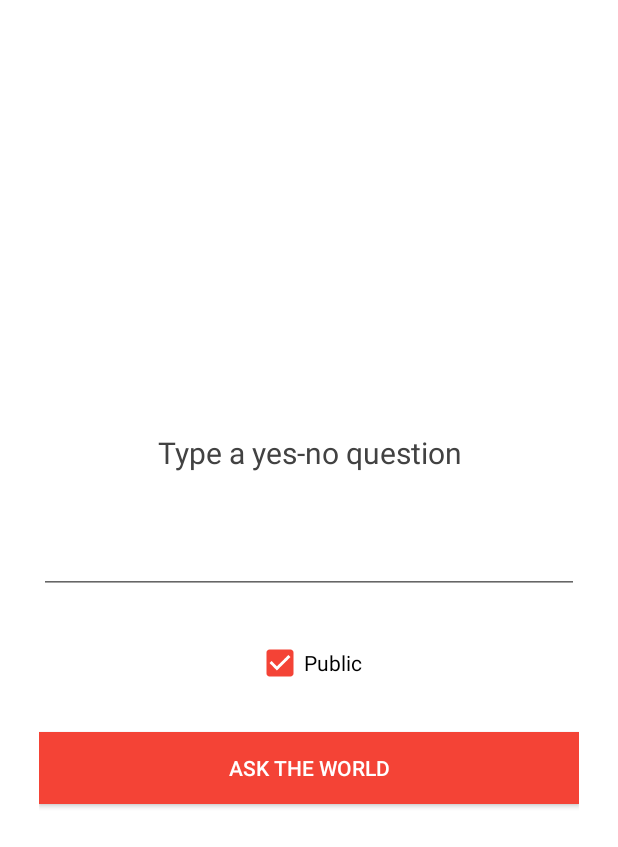
After one commit to Jimeux/Yezna-Android, an Android app: the layout fragment_ask_question.xml on its own in the app's theme, with its tools: preview values and no code run, on a phone screen of 412 x 824 dp. The commit adds this screen. Shown: the top 847 px of the screen. Run offline under Robolectric (Android 15) with nearby library versions, the phone set to English and light mode, and no system bars.

Commit message:
Add basic ask question functionality.

```diff
--- a/app/src/main/java/com/moobasoft/yezna/di/components/MainComponent.java
+++ b/app/src/main/java/com/moobasoft/yezna/di/components/MainComponent.java
@@ -4,7 +4,8 @@ import com.moobasoft.yezna.ui.activities.ConnectActivity;
 import com.moobasoft.yezna.ui.activities.MainActivity;
 import com.moobasoft.yezna.di.modules.MainModule;
 import com.moobasoft.yezna.di.scopes.PerActivity;
-import com.moobasoft.yezna.ui.fragments.PublicQuestionFragment;
+import com.moobasoft.yezna.ui.fragments.AskQuestionFragment;
+import com.moobasoft.yezna.ui.fragments.PublicQuestionsFragment;
 import com.moobasoft.yezna.ui.fragments.MyQuestionsFragment;
 
 import dagger.Component;
@@ -23,6 +24,7 @@ public interface MainComponent {
     void inject(MainActivity mainIndexActivity);
     void inject(ConnectActivity connectActivity);
     void inject(MyQuestionsFragment myQuestionsFragment);
-    void inject(PublicQuestionFragment publicQuestionFragment);
+    void inject(PublicQuestionsFragment publicQuestionsFragment);
+    void inject(AskQuestionFragment askQuestionFragment);
 
 }
--- a/app/src/main/java/com/moobasoft/yezna/rest/services/QuestionService.java
+++ b/app/src/main/java/com/moobasoft/yezna/rest/services/QuestionService.java
@@ -2,6 +2,7 @@ package com.moobasoft.yezna.rest.services;
 
 import com.moobasoft.yezna.rest.models.Question;
 import com.moobasoft.yezna.rest.requests.AnswerRequest;
+import com.moobasoft.yezna.rest.requests.QuestionRequest;
 
 import java.util.List;
 
@@ -25,6 +26,9 @@ public interface QuestionService {
     Observable<List<Question>> index(@Header(CACHE_CONTROL_HEADER) String cacheControl,
                                              @Query("from_id") int fromId);
 
+    @POST("/api/questions")
+    Observable<Question> create(@Body QuestionRequest question);
+
     @POST("/api/questions/{id}/answers")
     Observable<Question> answer(@Path("id") int questionId,
                                 @Body AnswerRequest answerRequest);
--- a/app/src/main/java/com/moobasoft/yezna/ui/MyQuestionsAdapter.java
+++ b/app/src/main/java/com/moobasoft/yezna/ui/MyQuestionsAdapter.java
@@ -32,6 +32,11 @@ public class MyQuestionsAdapter extends RecyclerView.Adapter<ViewHolder> {
 
     public ArrayList<Question> getQuestionsList() {
         return questionList;
+    }
+
+    public void loadQuestion(Question question) {
+        questionList.add(0, question);
+        notifyDataSetChanged();
     }
 
     public void loadQuestions(List<Question> questions) {
--- a/app/src/main/java/com/moobasoft/yezna/ui/fragments/PublicQuestionFragment.java
+++ b/app/src/main/java/com/moobasoft/yezna/ui/fragments/PublicQuestionsFragment.java
@@ -31,7 +31,7 @@ import rx.subscriptions.CompositeSubscription;
 import static android.view.View.VISIBLE;
 import static com.moobasoft.yezna.ui.views.PublicQuestionView.QuestionClickListener;
 
-public class PublicQuestionFragment extends RxFragment
+public class PublicQuestionsFragment extends RxFragment
         implements PublicQuestionPresenter.View, QuestionClickListener {
 
     @Inject PublicQuestionPresenter presenter;
@@ -49,7 +49,7 @@ public class PublicQuestionFragment extends RxFragment
      */
     private boolean loading;
 
-    public PublicQuestionFragment() {
+    public PublicQuestionsFragment() {
     }
 
     @Override public void onCreate(@Nullable Bundle state) {
--- /dev/null
+++ b/app/src/main/res/layout/fragment_ask_question.xml
@@ -0,0 +1,79 @@
+<RelativeLayout xmlns:android="http://schemas.android.com/apk/res/android"
+    android:layout_width="match_parent"
+    android:layout_height="match_parent">
+
+    <LinearLayout
+        android:id="@+id/content"
+        android:layout_width="match_parent"
+        android:layout_height="match_parent"
+        android:background="@color/white"
+        android:clickable="true"
+        android:focusable="true"
+        android:focusableInTouchMode="true"
+        android:gravity="center"
+        android:orientation="vertical"
+        android:paddingLeft="26dp"
+        android:paddingRight="26dp">
+
+        <TextView
+            android:id="@+id/prompt_tv"
+            android:layout_width="match_parent"
+            android:layout_height="wrap_content"
+            android:gravity="center"
+            android:text="@string/type_a_question"
+            android:textColor="@color/grey800"
+            android:textSize="20sp"/>
+
+        <EditText
+            android:id="@+id/question_et"
+            android:layout_width="match_parent"
+            android:layout_height="wrap_content"
+            android:layout_marginBottom="20dp"
+
+            android:layout_marginTop="40dp"
+            android:gravity="top"
+            android:imeOptions="actionDone"
+            android:inputType="text|textCapSentences"
+            android:maxLength="180"
+            android:minLines="3"
+            android:paddingBottom="8dp"
+            android:paddingLeft="12dp"
+            android:paddingRight="12dp"
+            android:paddingTop="8dp"
+            android:scrollHorizontally="false"
+            android:scrollbars="vertical"
+            android:singleLine="false"
+            android:textSize="18sp"/>
+
+        <Spinner
+            android:visibility="gone"
+            android:id="@+id/time_limit"
+            android:layout_width="wrap_content"
+            android:layout_height="wrap_content"
+            android:entries="@array/time_limits"
+            android:gravity="center" />
+
+        <CheckBox
+            android:id="@+id/public_checkbox"
+            android:layout_width="wrap_content"
+            android:layout_height="wrap_content"
+            android:layout_marginBottom="30dp"
+            android:layout_marginTop="10dp"
+            android:checked="true"
+            android:text="@string/public_checkbox"/>
+
+        <Button
+            android:id="@+id/ask_btn"
+            android:layout_width="match_parent"
+            android:layout_height="wrap_content"
+            android:background="@color/colorPrimary"
+            android:text="@string/ask_btn"
+            android:textColor="@color/white"/>
+
+        <include layout="@layout/btn_processing"/>
+
+    </LinearLayout>
+
+    <include layout="@layout/status_views"/>
+
+</RelativeLayout>
--- a/app/src/main/res/layout/view_my_question.xml
+++ b/app/src/main/res/layout/view_my_question.xml
@@ -22,6 +22,7 @@
 
             <de.hdodenhof.circleimageview.CircleImageView
                 android:id="@+id/image"
+                android:src="@color/grey300"
                 android:layout_width="55dp"
                 android:layout_height="55dp"
                 android:layout_marginRight="16dp" />
--- a/app/src/main/res/menu/menu_drawer.xml
+++ b/app/src/main/res/menu/menu_drawer.xml
@@ -17,7 +17,7 @@
         android:orderInCategory="101"
         android:checkableBehavior="single">
         <item
-            android:id="@+id/action_create_question"
+            android:id="@+id/action_ask_question"
             android:icon="@drawable/ic_edit_white_24dp"
             android:orderInCategory="103"
             android:title="@string/create_question" />
--- a/app/src/main/res/menu/menu_main.xml
+++ b/app/src/main/res/menu/menu_main.xml
@@ -16,7 +16,7 @@
         app:showAsAction="ifRoom"/>
 
     <item
-        android:id="@+id/action_create_question"
+        android:id="@+id/action_ask_question"
         android:title="@string/create_question"
         android:orderInCategory="102"
         android:icon="@drawable/ic_edit_white_24dp"
--- a/app/src/main/res/values/strings.xml
+++ b/app/src/main/res/values/strings.xml
@@ -43,5 +43,20 @@
     <string name="signed_in_as">Signed in as %1$s</string>
     <string name="unauthorized_my_questions">Sign in to view your questions</string>
     <string name="no_my_questions">You haven\'t asked any questions yet</string>
+    <string name="blank_question_error">Question can\'t be blank</string>
+    <string name="type_a_question">Type a yes-no question</string>
+
+    <string name="public_checkbox">Public</string>
+    <string name="time_limit_prompt">Never expires</string>
+    <string-array name="time_limits">
+        <item>Never expires</item>
+        <item>Expires in 3 months</item>
+        <item>Expires in 1 month</item>
+        <item>Expires in 1 week</item>
+        <item>Expires in 1 day</item>
+    </string-array>
+
+
+    <string name="ask_btn">Ask the world</string>
 
 </resources>
```
Also changed, not shown: app/src/main/java/com/moobasoft/yezna/di/modules/MainModule.java (+16 -14 lines), app/src/main/java/com/moobasoft/yezna/events/ask/QuestionCreatedEvent.java (added, +16 -0 lines), app/src/main/java/com/moobasoft/yezna/rest/requests/QuestionRequest.java (added, +14 -0 lines), app/src/main/java/com/moobasoft/yezna/ui/activities/MainActivity.java (+22 -8 lines), app/src/main/java/com/moobasoft/yezna/ui/fragments/AskQuestionFragment.java (added, +124 -0 lines), app/src/main/java/com/moobasoft/yezna/ui/fragments/MyQuestionsFragment.java (+9 -3 lines), app/src/main/java/com/moobasoft/yezna/ui/presenters/AskQuestionPresenter.java (added, +49 -0 lines), app/src/main/java/com/moobasoft/yezna/util/Util.java (added, +40 -0 lines).
